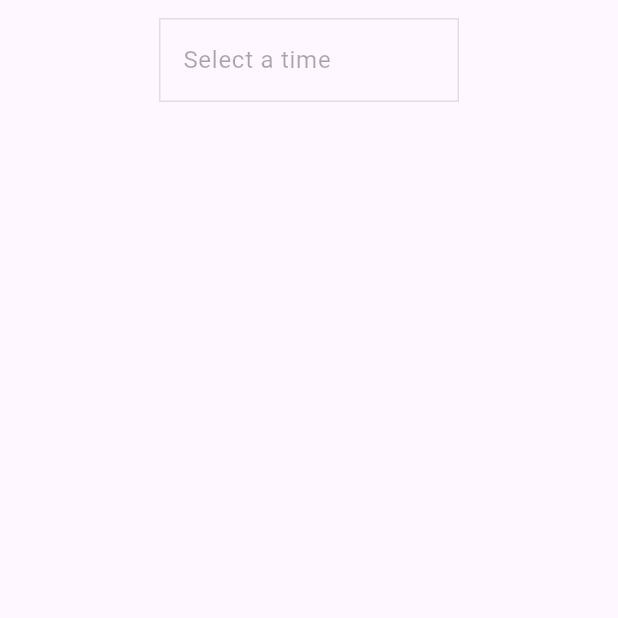
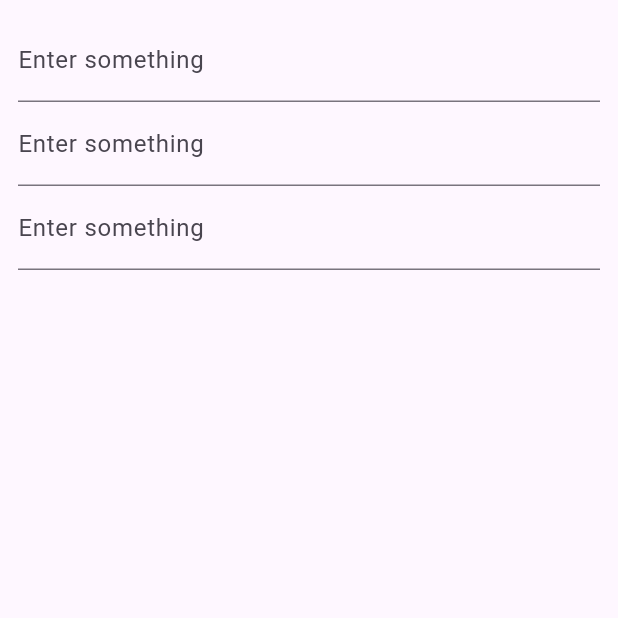
Before and after one commit to rahulsakthi306/torus_flutter_widgets, a Flutter app: the screen it shows after launch, on a phone screen of 412 x 824 dp, the top half of it. Run offline on Flutter 3.47's test engine with Material 3 defaults, Android fonts, the phone set to English and light mode, and no system bars; our stand-ins replace bloc, connectivity_plus, flutter_bloc, form_builder_validators, responsive_grid; missing offline and left inert: expandable_datatable.

Commit message:
latest changes

```diff
--- a/lib/main.dart
+++ b/lib/main.dart
@@ -1,6 +1,7 @@
 import 'package:flutter/material.dart';
 import 'package:flutter_bloc/flutter_bloc.dart';
 import 'package:connectivity_plus/connectivity_plus.dart';
+import 'package:responsive_grid/responsive_grid.dart';
 import 'package:torus_flutter_widgets/material_widgets/widgets/bloc/connectivity_cubit.dart';
 import 'package:torus_flutter_widgets/material_widgets/widgets/dynamic/Icon.dart';
 import 'package:torus_flutter_widgets/material_widgets/widgets/dynamic/Image.dart';
@@ -17,6 +18,7 @@ import 'package:torus_flutter_widgets/material_widgets/widgets/dynamic/radio.dar
 import 'package:torus_flutter_widgets/material_widgets/widgets/dynamic/rattingbar.dart';
 import 'package:torus_flutter_widgets/material_widgets/widgets/dynamic/switch.dart';
 import 'package:torus_flutter_widgets/material_widgets/widgets/dynamic/textarea.dart';
+import 'package:torus_flutter_widgets/material_widgets/widgets/dynamic/textfield.dart';
 import 'package:torus_flutter_widgets/material_widgets/widgets/dynamic/timepicker.dart';
 
 void main() {
@@ -46,8 +48,12 @@ class ConnectivityStatus extends StatefulWidget {
 
 class _ConnectivityStatusState extends State<ConnectivityStatus> {
   bool switchVal = false;
+   double columnStart = 1;
+    double columnEnd = 13;
+
   @override
   Widget build(BuildContext context) {
+      double gridWidth = columnEnd - columnStart;
     return BlocListener<ConnectivityCubit, ConnectivityResult>(
       listener: (context, connectivityResult) {
         if (connectivityResult == ConnectivityResult.none) {
@@ -65,11 +71,43 @@ class _ConnectivityStatusState extends State<ConnectivityStatus> {
         body: Center(
           child: Padding(
             padding: const EdgeInsets.all(12.0),
-            child: Column(
-              children: [
-          TTimePicker(isDisabled: true,)
-              ],
+            child: ResponsiveGridRow(
+      children: [
+        ResponsiveGridCol(
+          md: (gridWidth / 12 * 6).round(), // Medium screens, 50% width (6/12)
+          lg: (gridWidth / 12 * 3).round(), // Large screens, 25% width (3/12)
+          sm: (gridWidth / 12 * 12).round(), // Small screens, full width (12/12)
+          xs: (gridWidth / 12 * 12).round(), // Extra small screens, full width (12/12)
+          child: TextField(
+            decoration: InputDecoration(
+              labelText: 'Enter something', // From your JSON label
             ),
+          ),
+        ),
+        ResponsiveGridCol(
+          md: (gridWidth / 12 * 6).round(), // Medium screens, 50% width (6/12)
+          lg: (gridWidth / 12 * 3).round(), // Large screens, 25% width (3/12)
+          sm: (gridWidth / 12 * 12).round(), // Small screens, full width (12/12)
+          xs: (gridWidth / 12 * 12).round(), // Extra small screens, full width (12/12)
+          child: TextField(
+            decoration: InputDecoration(
+              labelText: 'Enter something', // From your JSON label
+            ),
+          ),
+        ),
+        ResponsiveGridCol(
+          md: (gridWidth / 12 * 6).round(), // Medium screens, 50% width (6/12)
+          lg: (gridWidth / 12 * 3).round(), // Large screens, 25% width (3/12)
+          sm: (gridWidth / 12 * 12).round(), // Small screens, full width (12/12)
+          xs: (gridWidth / 12 * 12).round(), // Extra small screens, full width (12/12)
+          child: TextField(
+            decoration: InputDecoration(
+              labelText: 'Enter something', // From your JSON label
+            ),
+          ),
+        ),
+      ],
+    ),
           ),
         ),
       ),
--- a/pubspec.yaml
+++ b/pubspec.yaml
@@ -21,6 +21,7 @@ dependencies:
   connectivity_plus: ^6.1.3
   flutter_bloc: any
   form_builder_validators: any
+  responsive_grid: ^2.4.4
 
 dev_dependencies:
   flutter_test:
```
Also changed, not shown: lib/material_widgets/widgets/customwidget/list_card.dart (renamed from lib/material_widgets/widgets/customwidget/cardList.dart), pubspec.lock.
